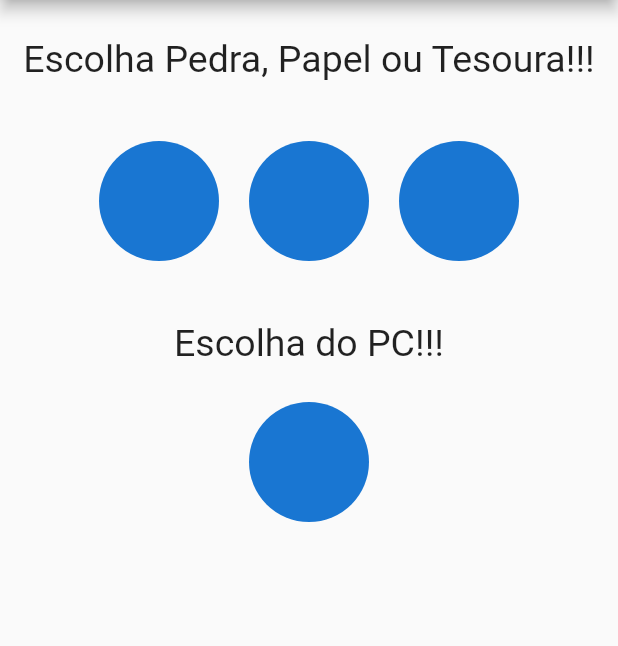
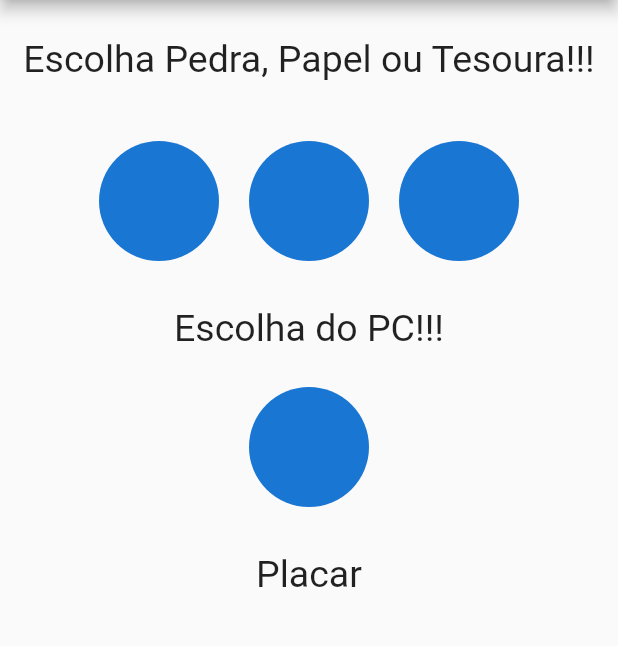
Before and after one commit to yurigrams/jokenpo_game, a Flutter app: the screen it shows after launch, on a phone screen of 412 x 824 dp, the part 84-730 px from its top. Run offline on Flutter 3.47's test engine with Material 3 defaults, Android fonts, the phone set to English and light mode, and no system bars.

Commit message:
alteração na home_page.dart

```diff
--- a/lib/view/home_page.dart
+++ b/lib/view/home_page.dart
@@ -23,20 +23,16 @@ class _HomePageState extends State<HomePage> {
           Column(
             mainAxisAlignment: MainAxisAlignment.start,
             children: [
-              const SizedBox(
-                height: 25,
-              ),
+              const SizedBox(height: 25,),
               const Text(
                   'Escolha Pedra, Papel ou Tesoura!!!',
                 style: TextStyle(
                   fontSize: 25
                 ),
               ),
-              const SizedBox(
-                height: 40,
-              ),
+              const SizedBox(height: 40,),
               const Circlerowwidgets(),
-              const SizedBox(height: 40),
+              const SizedBox(height: 30),
               const Text(''
                   'Escolha do PC!!!',
                 style: TextStyle(
@@ -45,6 +41,11 @@ class _HomePageState extends State<HomePage> {
               ),
               const SizedBox( height: 25),
               const Pccircle(),
+              const SizedBox(height: 30),
+              const Text(
+                'Placar',
+                style: TextStyle(fontSize: 25),
+              )
             ],
           )
         ],
```
